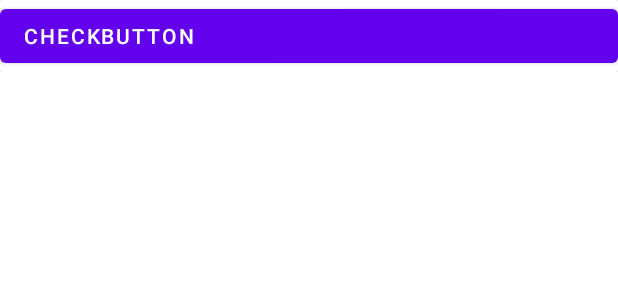
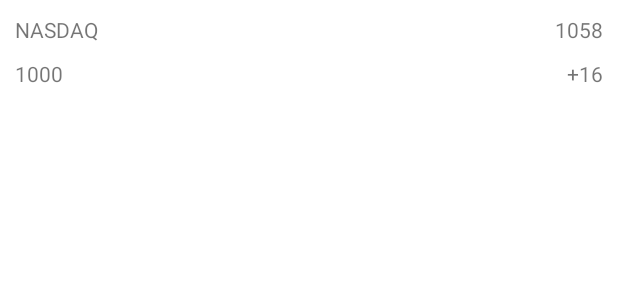
Before and after one commit to kpkpkpk/OneOfTheProject, an Android app: the layout crypto_list_item.xml on its own in the app's theme, with its tools: preview values and no code run, on a phone screen of 412 x 824 dp. Shown: the top 300 px of the screen. Run offline under Robolectric (Android 15) with nearby library versions, the phone set to English and light mode, and no system bars.

Commit message:
Внес правки по ревью

```diff
--- a/app/src/main/AndroidManifest.xml
+++ b/app/src/main/AndroidManifest.xml
@@ -14,7 +14,7 @@
         android:theme="@style/Theme.OneOfTheNewProject"
         tools:targetApi="31">
         <activity
-            android:name=".MainActivity"
+            android:name=".feature.main.MainActivity"
             android:exported="true">
             <intent-filter>
                 <action android:name="android.intent.action.MAIN" />
--- a/app/src/main/java/com/kponomarev/oneofthenewproject/Crypto.kt
+++ /dev/null
@@ -1,5 +0,0 @@
-package com.kponomarev.oneofthenewproject
-
-data class Crypto(
-    val name: String
-)
--- a/app/src/main/res/layout/crypto_list_item.xml
+++ b/app/src/main/res/layout/crypto_list_item.xml
@@ -2,29 +2,42 @@
 <androidx.constraintlayout.widget.ConstraintLayout xmlns:android="http://schemas.android.com/apk/res/android"
     android:layout_width="match_parent"
     android:layout_height="wrap_content"
-    android:orientation="vertical">
+    xmlns:app="http://schemas.android.com/apk/res-auto"
+    xmlns:tools="http://schemas.android.com/tools"
+    android:orientation="vertical"
+    android:paddingHorizontal="10dp"
+    android:paddingVertical="10dp">
 
+    <TextView
+        android:id="@+id/indexName"
+        android:layout_width="wrap_content"
+        android:layout_height="wrap_content"
+        app:layout_constraintStart_toStartOf="parent"
+        app:layout_constraintTop_toTopOf="parent"
+        tools:text="NASDAQ" />
 
-    <androidx.cardview.widget.CardView
-        android:layout_width="match_parent"
-        android:layout_height="match_parent">
+    <TextView
+        android:id="@+id/indexPrice"
+        android:layout_width="wrap_content"
+        android:layout_height="wrap_content"
+        app:layout_constraintTop_toTopOf="@id/indexName"
+        app:layout_constraintEnd_toEndOf="parent"
+        tools:text="1058" />
 
-        <LinearLayout
-            android:layout_width="match_parent"
-            android:layout_height="match_parent"
-            android:orientation="vertical">
+    <TextView
+        android:id="@+id/lastUpdatedIndex"
+        android:layout_width="wrap_content"
+        android:layout_height="wrap_content"
+        app:layout_constraintTop_toBottomOf="@id/indexPrice"
+        app:layout_constraintStart_toStartOf="@id/indexName"
+        tools:text="1000"
+        android:layout_marginTop="10dp"/>
 
-            <Button
-                android:id="@+id/cryptoButton"
-                android:layout_width="match_parent"
-                android:layout_height="wrap_content"
-                android:textAlignment="textStart"
-                android:text="CheckButton">
-            </Button>
-
-        </LinearLayout>
-
-
-
-    </androidx.cardview.widget.CardView>
+    <TextView
+        android:layout_width="wrap_content"
+        android:layout_height="wrap_content"
+        app:layout_constraintTop_toBottomOf="@id/indexPrice"
+        app:layout_constraintEnd_toEndOf="@id/indexPrice"
+        tools:text="+16"
+        android:layout_marginTop="10dp"/>
 </androidx.constraintlayout.widget.ConstraintLayout>
```
Also changed, not shown: app/src/main/java/com/kponomarev/oneofthenewproject/CryptoAdapter.kt (deleted, +0 -43 lines), app/src/main/java/com/kponomarev/oneofthenewproject/CryptoFragment.kt (deleted, +0 -46 lines), app/src/main/java/com/kponomarev/oneofthenewproject/Fragment2.kt (deleted, +0 -22 lines), app/src/main/java/com/kponomarev/oneofthenewproject/Fragment3.kt (deleted, +0 -22 lines), app/src/main/java/com/kponomarev/oneofthenewproject/MainActivity.kt (deleted, +0 -34 lines), app/src/main/java/com/kponomarev/oneofthenewproject/feature/main/MainActivity.kt (added, +19 -0 lines), app/src/main/java/com/kponomarev/oneofthenewproject/feature/quotes/ui/container/QutoesFragmentContainer.kt (added, +28 -0 lines), app/src/main/res/layout/activity_main.xml (+12 -41 lines), app/src/main/res/layout/fragment_2.xml (deleted, +0 -16 lines), app/src/main/res/layout/fragment_3.xml (deleted, +0 -16 lines), app/src/main/res/layout/fragment_crypto.xml (deleted, +0 -14 lines), app/src/main/res/layout/fragment_quotes_container.xml (added, +40 -0 lines).
